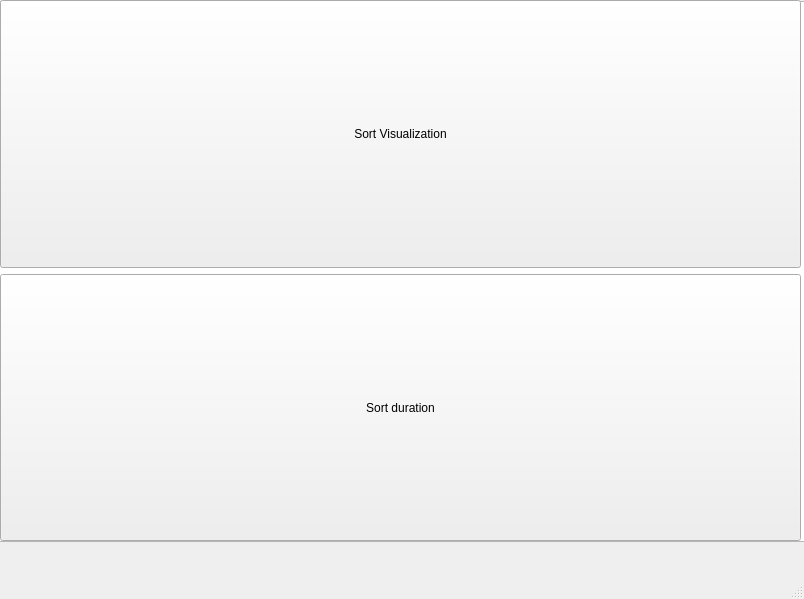
Above: lab2/mainwindow.ui from Megarekrut65/4sem-ooop-lab2 before the change. Below: the same form after it.
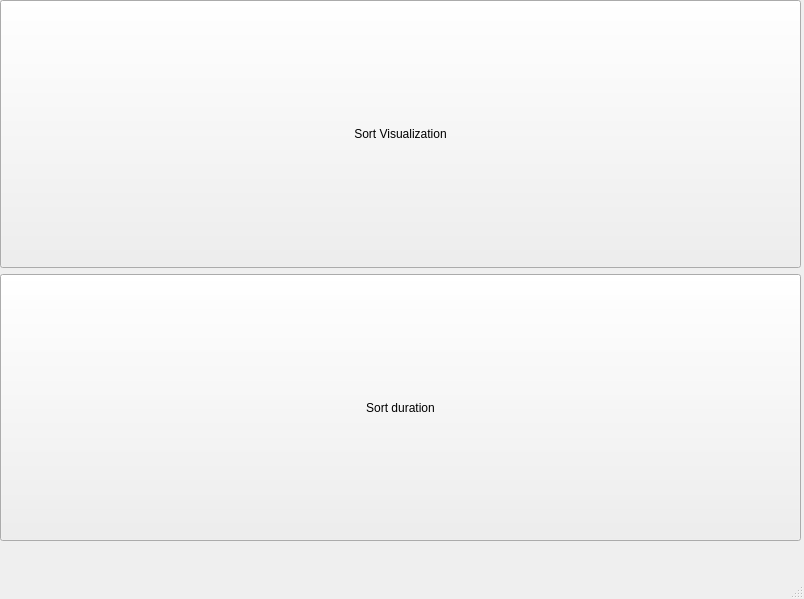
That is the form after the change.

Commit message: sort window sort customization

Patch:
```diff
--- a/lab2/mainwindow.ui
+++ b/lab2/mainwindow.ui
@@ -73,36 +73,6 @@
      </item>
     </layout>
    </widget>
-   <widget class="QGraphicsView" name="graphicsView">
-    <property name="enabled">
-     <bool>true</bool>
-    </property>
-    <property name="geometry">
-     <rect>
-      <x>-5</x>
-      <y>1</y>
-      <width>811</width>
-      <height>541</height>
-     </rect>
-    </property>
-    <property name="sizePolicy">
-     <sizepolicy hsizetype="Fixed" vsizetype="Fixed">
-      <horstretch>0</horstretch>
-      <verstretch>0</verstretch>
-     </sizepolicy>
-    </property>
-    <property name="verticalScrollBarPolicy">
-     <enum>Qt::ScrollBarAlwaysOff</enum>
-    </property>
-    <property name="horizontalScrollBarPolicy">
-     <enum>Qt::ScrollBarAlwaysOff</enum>
-    </property>
-    <property name="sizeAdjustPolicy">
-     <enum>QAbstractScrollArea::AdjustIgnored</enum>
-    </property>
-   </widget>
-   <zorder>graphicsView</zorder>
-   <zorder>verticalWidget</zorder>
   </widget>
   <widget class="QMenuBar" name="menubar">
    <property name="geometry">
```
The commit also changes 5 other files.
